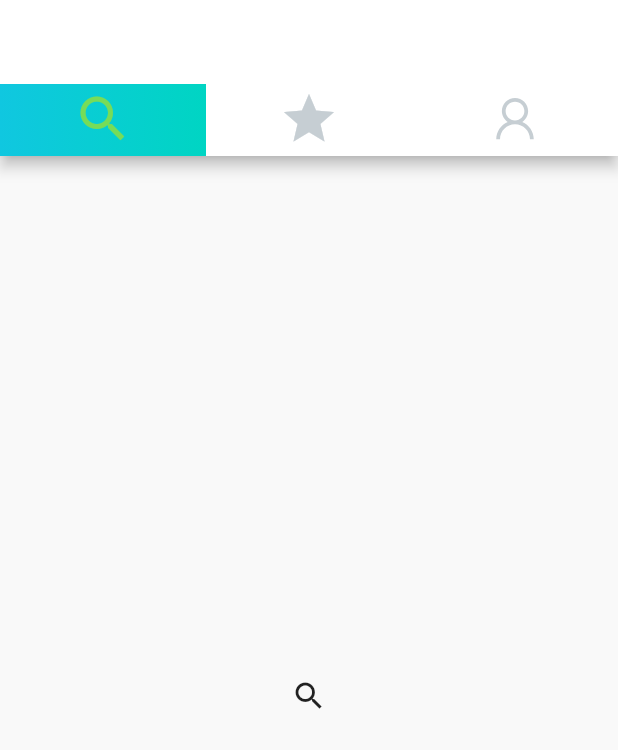
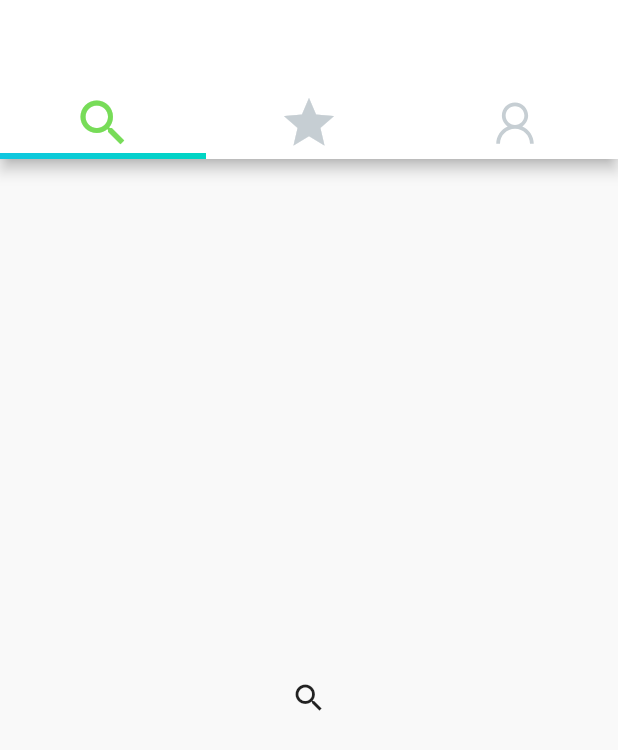
Before and after one commit to FlutterDev88/Tinder-ForFood-Using-Flutter, a Flutter app: the screen it shows after launch, on a phone screen of 412 x 824 dp. Shown: the top 750 px of the screen. Run offline on Flutter 3.47's test engine with Material 2 defaults, Android fonts, the phone set to English and light mode, and no system bars; our stand-ins replace line_icons.

Commit message:
Changes Done

```diff
--- a/lib/views/home.dart
+++ b/lib/views/home.dart
@@ -14,8 +14,11 @@ class _HomePageState extends State<HomePage> {
       bottom: TabBar(
         unselectedLabelColor: unselectedTabLabelColor,
         labelColor: Theme.of(context).primaryColor,
+        indicatorPadding: EdgeInsets.all(0.0),
+        indicatorWeight: 4.0,
+        labelPadding: EdgeInsets.only(left: 0.0, right: 0.0),
         indicator: BoxDecoration(
-          gradient: primaryGradient,
+          gradient: primaryGradient
         ),
         tabs: <Widget>[
           _buildTab(Icons.search),
@@ -43,7 +46,10 @@ class _HomePageState extends State<HomePage> {
   }
 
   Widget _buildTab(IconData icon) {
-    return Tab(
+    return Container(
+      height: 40,
+      alignment: Alignment.center,
+      color: Colors.white,
       child: Icon(icon, size: 40.0),
     );
   }
```
